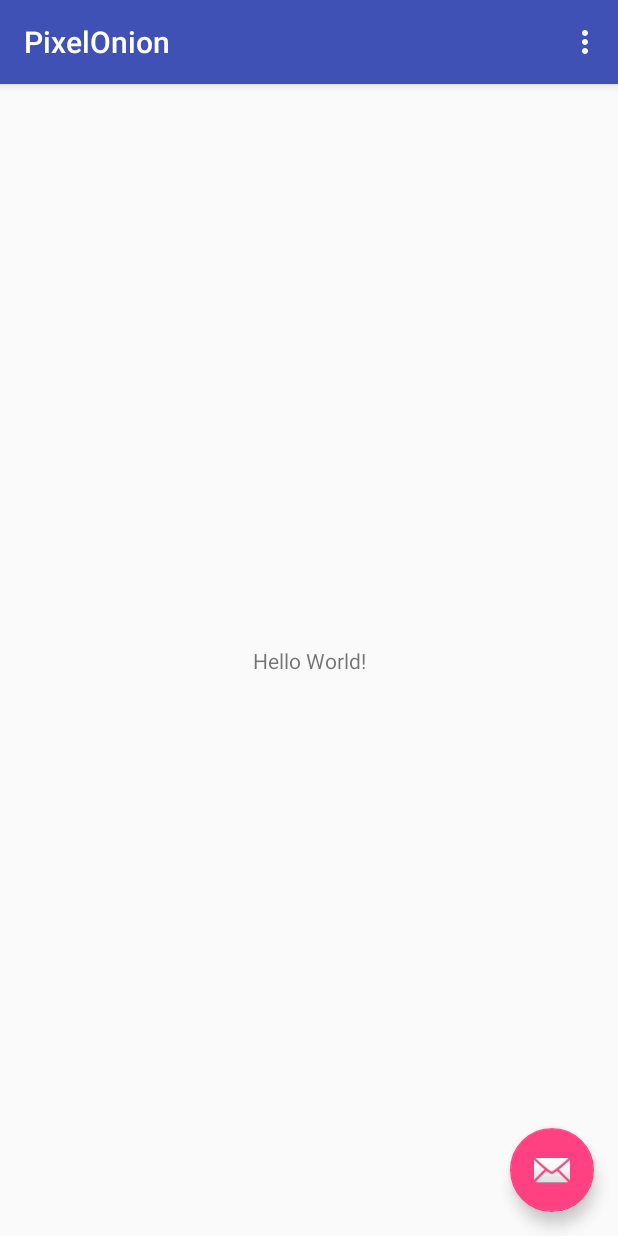
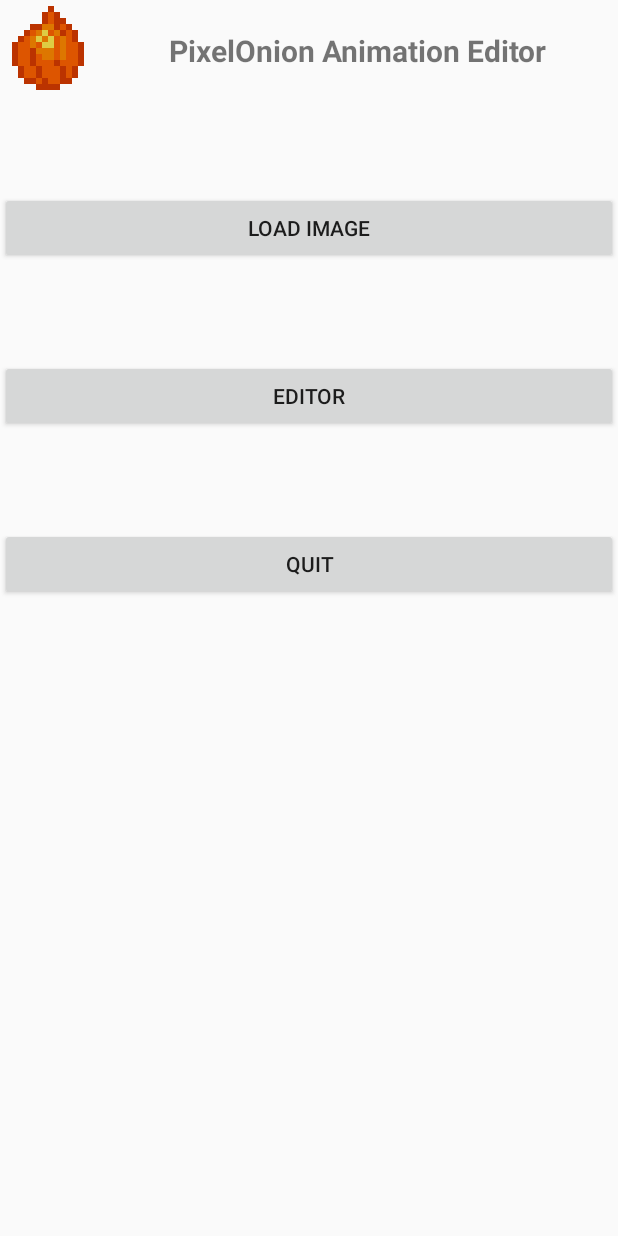
Before and after one commit to jmbp77umkc/PixelOnion, an Android app: the screen it shows after launch (MainActivity), on a phone screen of 412 x 824 dp. Run offline under Robolectric (Android 15) with nearby library versions, the phone set to English and light mode, and no system bars.

Commit message:
Added Icon and designed main activity.

```diff
--- a/app/src/main/AndroidManifest.xml
+++ b/app/src/main/AndroidManifest.xml
@@ -4,9 +4,9 @@
 
     <application
         android:allowBackup="true"
-        android:icon="@mipmap/ic_launcher"
+        android:icon="@drawable/pixelonionbig"
         android:label="@string/app_name"
-        android:roundIcon="@mipmap/ic_launcher_round"
+        android:roundIcon="@drawable/pixelonionbig"
         android:supportsRtl="true"
         android:theme="@style/AppTheme">
         <activity
--- a/app/src/main/java/edu/umkc/jmbp77/pixelonion/MainActivity.java
+++ b/app/src/main/java/edu/umkc/jmbp77/pixelonion/MainActivity.java
@@ -1,11 +1,7 @@
 package edu.umkc.jmbp77.pixelonion;
 
 import android.os.Bundle;
-import android.support.design.widget.FloatingActionButton;
-import android.support.design.widget.Snackbar;
 import android.support.v7.app.AppCompatActivity;
-import android.support.v7.widget.Toolbar;
-import android.view.View;
 import android.view.Menu;
 import android.view.MenuItem;
 
@@ -15,17 +11,6 @@ public class MainActivity extends AppCompatActivity {
     protected void onCreate(Bundle savedInstanceState) {
         super.onCreate(savedInstanceState);
         setContentView(R.layout.activity_main);
-        Toolbar toolbar = (Toolbar) findViewById(R.id.toolbar);
-        setSupportActionBar(toolbar);
-
-        FloatingActionButton fab = (FloatingActionButton) findViewById(R.id.fab);
-        fab.setOnClickListener(new View.OnClickListener() {
-            @Override
-            public void onClick(View view) {
-                Snackbar.make(view, "Replace with your own action", Snackbar.LENGTH_LONG)
-                        .setAction("Action", null).show();
-            }
-        });
     }
 
     @Override
--- a/app/src/main/res/layout/activity_main.xml
+++ b/app/src/main/res/layout/activity_main.xml
@@ -1,33 +1,73 @@
 <?xml version="1.0" encoding="utf-8"?>
-<android.support.design.widget.CoordinatorLayout xmlns:android="http://schemas.android.com/apk/res/android"
+<LinearLayout xmlns:android="http://schemas.android.com/apk/res/android"
     xmlns:app="http://schemas.android.com/apk/res-auto"
     xmlns:tools="http://schemas.android.com/tools"
     android:layout_width="match_parent"
     android:layout_height="match_parent"
-    tools:context="edu.umkc.jmbp77.pixelonion.MainActivity">
+    android:orientation="vertical"
+    tools:context="edu.umkc.jmbp77.pixelonion.MainActivity" >
 
-    <android.support.design.widget.AppBarLayout
+    <LinearLayout
+        android:layout_width="match_parent"
+        android:layout_height="64dp"
+        android:layout_weight="0"
+        android:orientation="horizontal">
+
+        <ImageView
+            android:id="@+id/imageView"
+            android:layout_width="64dp"
+            android:layout_height="match_parent"
+            android:layout_weight="0"
+            app:srcCompat="@drawable/pixelonionbig" />
+
+        <TextView
+            android:id="@+id/textView"
+            android:layout_width="match_parent"
+            android:layout_height="match_parent"
+            android:layout_weight="0"
+            android:ems="10"
+            android:paddingTop="20dp"
+            android:text="PixelOnion Animation Editor"
+            android:textAlignment="center"
+            android:textSize="20sp"
+            android:textStyle="bold" />
+
+    </LinearLayout>
+
+    <Space
+        android:layout_width="match_parent"
+        android:layout_height="64dp"
+        android:layout_weight="0" />
+
+    <Button
+        android:id="@+id/buttonLdImg"
         android:layout_width="match_parent"
         android:layout_height="wrap_content"
-        android:theme="@style/AppTheme.AppBarOverlay">
+        android:layout_weight="0"
+        android:text="Load Image" />
 
-        <android.support.v7.widget.Toolbar
-            android:id="@+id/toolbar"
-            android:layout_width="match_parent"
-            android:layout_height="?attr/actionBarSize"
-            android:background="?attr/colorPrimary"
-            app:popupTheme="@style/AppTheme.PopupOverlay" />
+    <Space
+        android:layout_width="match_parent"
+        android:layout_height="64dp"
+        android:layout_weight="0" />
 
-    </android.support.design.widget.AppBarLayout>
+    <Button
+        android:id="@+id/buttonEdit"
+        android:layout_width="match_parent"
+        android:layout_height="wrap_content"
+        android:layout_weight="0"
+        android:text="Editor" />
 
-    <include layout="@layout/content_main" />
+    <Space
+        android:layout_width="match_parent"
+        android:layout_height="64dp"
+        android:layout_weight="0" />
 
-    <android.support.design.widget.FloatingActionButton
-        android:id="@+id/fab"
-        android:layout_width="wrap_content"
+    <Button
+        android:id="@+id/buttonQuit"
+        android:layout_width="match_parent"
         android:layout_height="wrap_content"
-        android:layout_gravity="bottom|end"
-        android:layout_margin="@dimen/fab_margin"
-        app:srcCompat="@android:drawable/ic_dialog_email" />
+        android:layout_weight="0"
+        android:text="Quit" />
 
-</android.support.design.widget.CoordinatorLayout>
+</LinearLayout>
--- a/app/src/main/res/layout/content_main.xml
+++ /dev/null
@@ -1,20 +0,0 @@
-<?xml version="1.0" encoding="utf-8"?>
-<android.support.constraint.ConstraintLayout xmlns:android="http://schemas.android.com/apk/res/android"
-    xmlns:app="http://schemas.android.com/apk/res-auto"
-    xmlns:tools="http://schemas.android.com/tools"
-    android:layout_width="match_parent"
-    android:layout_height="match_parent"
-    app:layout_behavior="@string/appbar_scrolling_view_behavior"
-    tools:context="edu.umkc.jmbp77.pixelonion.MainActivity"
-    tools:showIn="@layout/activity_main">
-
-    <TextView
-        android:layout_width="wrap_content"
-        android:layout_height="wrap_content"
-        android:text="Hello World!"
-        app:layout_constraintBottom_toBottomOf="parent"
-        app:layout_constraintLeft_toLeftOf="parent"
-        app:layout_constraintRight_toRightOf="parent"
-        app:layout_constraintTop_toTopOf="parent" />
-
-</android.support.constraint.ConstraintLayout>
--- a/build.gradle
+++ b/build.gradle
@@ -5,7 +5,7 @@ buildscript {
         jcenter()
     }
     dependencies {
-        classpath 'com.android.tools.build:gradle:2.3.0'
+        classpath 'com.android.tools.build:gradle:2.3.1'
 
         // NOTE: Do not place your application dependencies here; they belong
         // in the individual module build.gradle files
```
Also changed, not shown: app/src/main/res/drawable/pixelonion.gif (added), app/src/main/res/drawable/pixelonionbig.gif (added).
